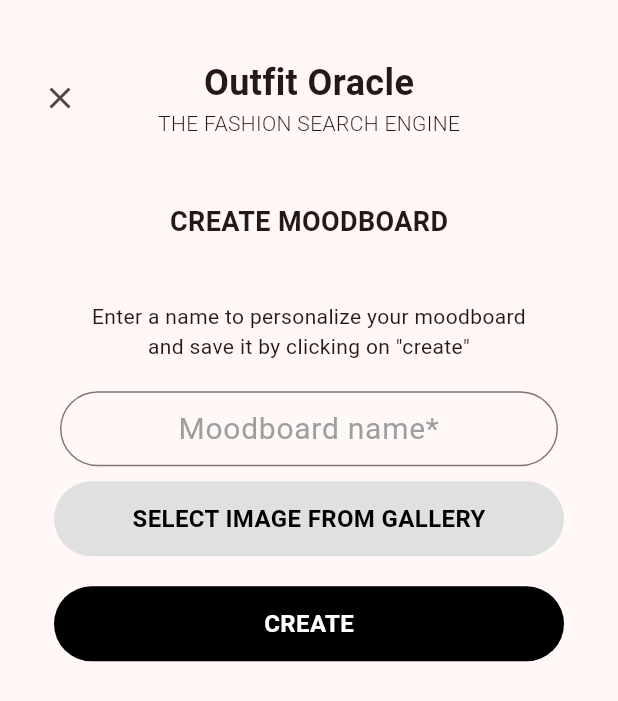
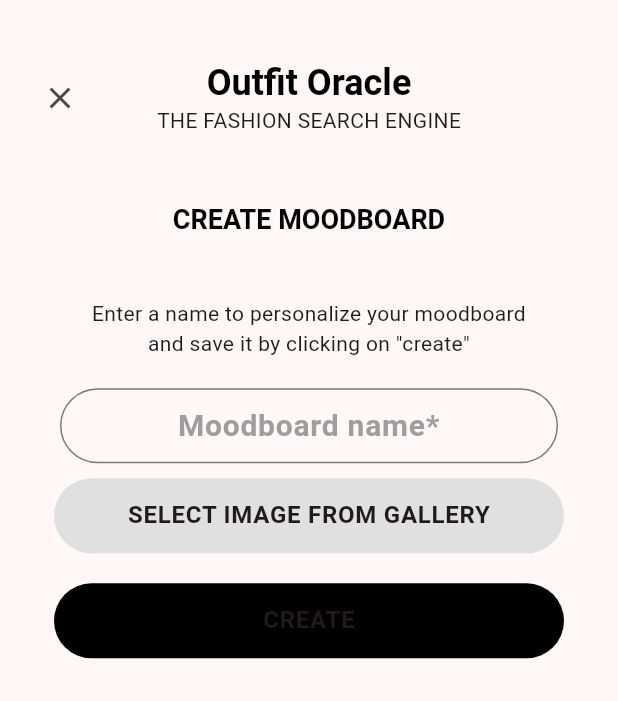
Before and after one commit to samaneTohidi/outfit_oracle, a Flutter app: the CreateMoodboardSheet widget shown alone on an empty page, opened directly with empty values, on a phone screen of 412 x 824 dp. Shown: the top 701 px of the screen. Run offline on Flutter 3.47's test engine with Material 3 defaults, Android fonts, the phone set to English and light mode, and no system bars; our stand-ins replace bloc, dio, drift, flutter_bloc, freezed_annotation, image_picker and 1 more; accounts and stored records are empty; generated files the repository leaves out were written again; network calls fail.

Commit message:
Clean code

```diff
--- a/lib/screens/detail/detail_screen.dart
+++ b/lib/screens/detail/detail_screen.dart
@@ -84,7 +84,8 @@ class _DetailScreenState extends State<DetailScreen> {
                 ElevatedButton.icon(
                   onPressed: () {
                     if (detailViewModel != null) {
-                      showSaveCollectionModalBottomSheet(context, detailViewModel);
+                      showSaveCollectionModalBottomSheet(context, detailViewModel,context.read<DetailCubit>()
+                      );
                     }
                   },
                   icon: const Icon(Icons.save),
@@ -121,7 +122,6 @@ class _DetailScreenState extends State<DetailScreen> {
     if (description != null) {
       return Text(
         '${description.descEn}\n${description.bodyShapeEn}\n${description.situationEn}',
-        style: const TextStyle(),
       );
     } else {
       return const Center(child: CircularProgressIndicator());
--- a/lib/widgets/create_moodboard_sheet.dart
+++ b/lib/widgets/create_moodboard_sheet.dart
@@ -8,7 +8,6 @@ import 'package:flutter/widgets.dart';
 import 'package:image_picker/image_picker.dart';
 
 import '../repository/moodboard_database.dart';
-import '../screens/moodboard/cubit/moodboard_cubit.dart';
 
 class CreateMoodboardSheet extends StatefulWidget {
   final List<CategoryDB> cats;
@@ -88,23 +87,19 @@ class _CreateMoodboardSheetState extends State<CreateMoodboardSheet> {
                       },
                     ),
                   ),
-                  const Center(
+                   Center(
                     child: Column(
                       mainAxisAlignment: MainAxisAlignment.center,
                       children: [
                         Text(
                           'Outfit Oracle',
-                          style: TextStyle(
-                            fontSize: 24,
-                            fontWeight: FontWeight.bold,
-                          ),
+                        style: Theme.of(context).textTheme.headlineLarge
                         ),
+
                         Text(
                           'THE FASHION SEARCH ENGINE',
-                          style: TextStyle(
-                            fontSize: 14,
-                            fontWeight: FontWeight.w300,
-                          ),
+                            style: Theme.of(context).textTheme.bodyMedium
+
                         ),
                       ],
                     ),
@@ -116,22 +111,18 @@ class _CreateMoodboardSheetState extends State<CreateMoodboardSheet> {
             Column(
               mainAxisAlignment: MainAxisAlignment.center,
               children: [
-                const Text(
+                 Text(
                   'CREATE MOODBOARD',
-                  style: TextStyle(
-                    fontSize: 18,
-                    fontWeight: FontWeight.bold,
-                  ),
+                    style: Theme.of(context).textTheme.headlineSmall
+
                 ),
                 const SizedBox(height: 40),
-                const Text(
+                 Text(
                   'Enter a name to personalize your moodboard\nand save it by clicking on "create"',
                   textAlign: TextAlign.center,
-                  style: TextStyle(
-                    fontSize: 14,
-                    fontWeight: FontWeight.normal,
-                  ),
-                ),
+                     style: Theme.of(context).textTheme.bodyMedium
+
+                 ),
                 const SizedBox(height: 20),
                 Padding(
                   padding: const EdgeInsets.only(left: 24, right: 24),
@@ -163,13 +154,10 @@ class _CreateMoodboardSheetState extends State<CreateMoodboardSheet> {
                       borderRadius: BorderRadius.circular(25),
                     ),
                     alignment: Alignment.center,
-                    child: const Text(
+                    child:  Text(
                       'SELECT IMAGE FROM GALLERY',
-                      style: TextStyle(
-                        color: Colors.black,
-                        fontSize: 16,
-                        fontWeight: FontWeight.bold,
-                      ),
+                        style: Theme.of(context).textTheme.bodyLarge
+
                     ),
                   ),
                 ),
@@ -198,13 +186,10 @@ class _CreateMoodboardSheetState extends State<CreateMoodboardSheet> {
                   borderRadius: BorderRadius.circular(25),
                 ),
                 alignment: Alignment.center,
-                child: const Text(
+                child:  Text(
                   'CREATE',
-                  style: TextStyle(
-                    color: Colors.white,
-                    fontSize: 16,
-                    fontWeight: FontWeight.bold,
-                  ),
+                    style: Theme.of(context).textTheme.bodyLarge
+
                 ),
               ),
             ),
```
Also changed, not shown: lib/main.dart (+8 -0 lines), lib/screens/detail/cubit/detail_cubit.dart (+25 -0 lines), lib/widgets/add_category_sheet.dart (deleted, +0 -150 lines), lib/widgets/save_collection_sheet.dart (+58 -32 lines).
